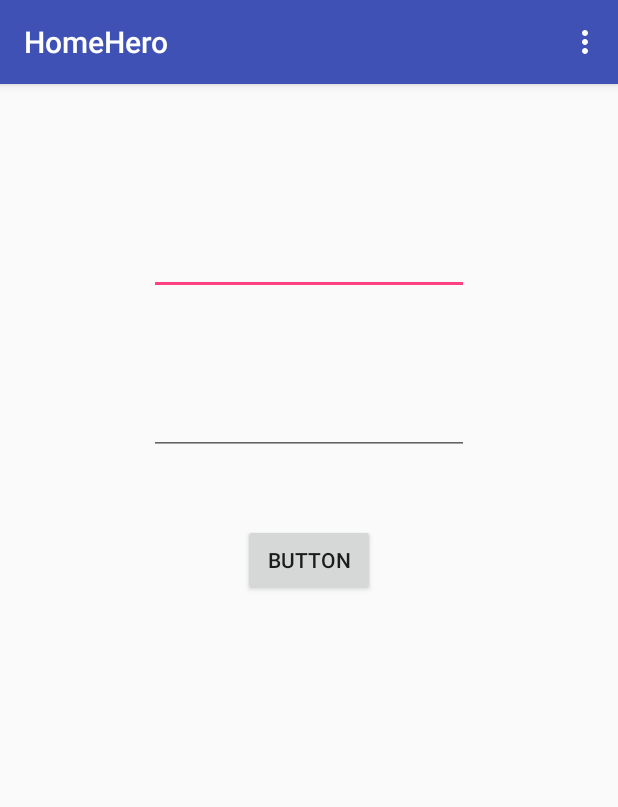
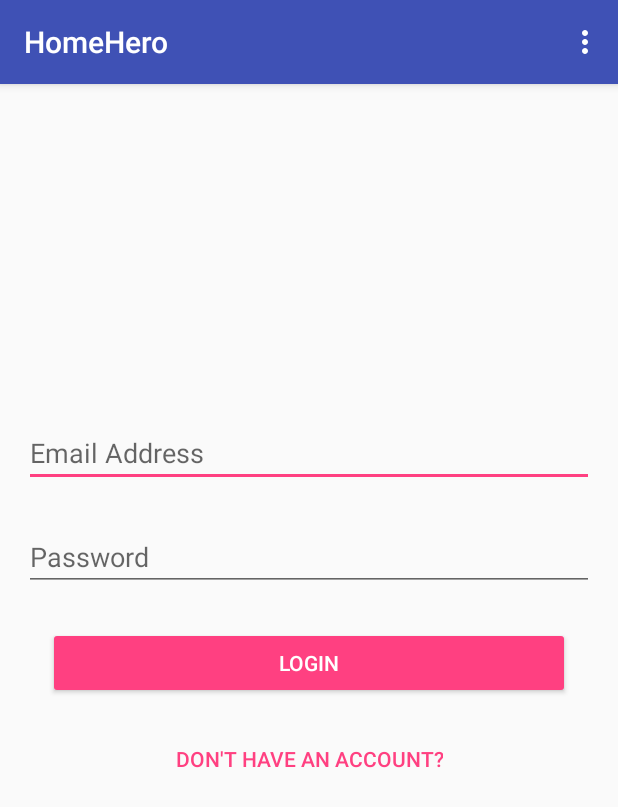
Before and after one commit to nathanielimeyer/homeHero, an Android app: the screen it shows after launch (LoginActivity), on a phone screen of 412 x 824 dp. Shown: the top 807 px of the screen. Run offline under Robolectric (Android 15) with nearby library versions, the phone set to English and light mode, and no system bars; our stand-ins replace ButterKnife, Firebase (no records; nobody signed in at launch, a user with empty details on screens opened directly), RxJava; libraries missing offline, so code that uses them is left out: com.jakewharton.rxbinding2; 3 statements that could not run were skipped.

Commit message:
add firebase auth and setup sign in method in login presenter

```diff
--- a/app/build.gradle
+++ b/app/build.gradle
@@ -51,9 +51,8 @@ dependencies {
     compile 'com.squareup.okhttp3:logging-interceptor:3.8.1'
     compile 'com.google.code.gson:gson:2.8.1'
 
-    compile 'com.google.firebase:firebase-core:11.0.4'
-    compile 'com.google.firebase:firebase-auth:11.0.4'
+    implementation 'com.android.support:support-v4:26.0.0'
+    implementation 'com.google.firebase:firebase-auth:10.2.6'
+}
 
-    implementation 'com.android.support:support-v4:26.0.0'
-}
 apply plugin: 'com.google.gms.google-services'
--- a/app/src/main/java/com/jbnm/homehero/ui/login/LoginActivity.java
+++ b/app/src/main/java/com/jbnm/homehero/ui/login/LoginActivity.java
@@ -1,5 +1,7 @@
 package com.jbnm.homehero.ui.login;
 
+import android.content.Context;
+import android.content.Intent;
 import android.os.Bundle;
 import android.view.View;
 import android.widget.Button;
@@ -17,7 +19,13 @@ public class LoginActivity extends BaseActivity implements LoginContract.MvpView
     @BindView(R.id.loginEmailEditText) EditText emailEditText;
     @BindView(R.id.loginPasswordEditText) EditText passwordEditText;
     @BindView(R.id.loginButton) Button loginButton;
+    @BindView(R.id.signUpLinkButton) Button signUpLinkButton;
     private LoginContract.Presenter presenter;
+
+    public static Intent createIntent(Context context) {
+        Intent intent = new Intent(context, LoginActivity.class);
+        return intent;
+    }
 
     @Override
     protected void onCreate(Bundle savedInstanceState) {
@@ -31,6 +39,12 @@ public class LoginActivity extends BaseActivity implements LoginContract.MvpView
             @Override public void onClick(View view) {
                 presenter.handleLoginButtonClick(emailEditText.getText().toString().trim()
                         , passwordEditText.getText().toString().trim());
+            }
+        });
+
+        signUpLinkButton.setOnClickListener(new View.OnClickListener() {
+            @Override public void onClick(View view) {
+                presenter.handleSignUpLinkClick();
             }
         });
     }
@@ -80,4 +94,9 @@ public class LoginActivity extends BaseActivity implements LoginContract.MvpView
     public void hidePasswordError() {
         passwordEditText.setError(null);
     }
+
+    @Override
+    public void signUpIntent() {
+
+    }
 }
--- a/app/src/main/java/com/jbnm/homehero/ui/login/LoginContract.java
+++ b/app/src/main/java/com/jbnm/homehero/ui/login/LoginContract.java
@@ -13,6 +13,7 @@ public class LoginContract {
     interface Presenter extends BasePresenter {
         void init();
         void handleLoginButtonClick(String email, String password);
+        void handleSignUpLinkClick();
     }
     interface MvpView extends BaseMvpView {
         void enableLoginButton();
@@ -23,5 +24,6 @@ public class LoginContract {
         void hideEmailError();
         void showPasswordError();
         void hidePasswordError();
+        void signUpIntent();
     }
 }
--- a/app/src/main/java/com/jbnm/homehero/ui/login/LoginPresenter.java
+++ b/app/src/main/java/com/jbnm/homehero/ui/login/LoginPresenter.java
@@ -70,6 +70,11 @@ public class LoginPresenter implements LoginContract.Presenter {
         });
     }
 
+    @Override
+    public void handleSignUpLinkClick() {
+        mvpView.signUpIntent();
+    }
+
     private boolean validateEmail(String email) {
         if (Patterns.EMAIL_ADDRESS.matcher(email).matches()) {
             mvpView.hideEmailError();
@@ -91,6 +96,8 @@ public class LoginPresenter implements LoginContract.Presenter {
     }
 
     private void processError(Throwable e) {
-
+        mvpView.hideLoading();
+        e.printStackTrace();
+        mvpView.showError(e.getMessage());
     }
 }
--- a/app/src/main/res/layout/activity_login.xml
+++ b/app/src/main/res/layout/activity_login.xml
@@ -9,38 +9,61 @@
 
     <EditText
         android:id="@+id/loginEmailEditText"
-        android:layout_width="wrap_content"
+        style="@style/Widget.AppCompat.EditText"
+        android:layout_width="0dp"
         android:layout_height="wrap_content"
+        android:layout_marginEnd="16dp"
+        android:layout_marginStart="16dp"
+        android:layout_marginTop="16dp"
         android:ems="10"
+        android:hint="@string/hint_email_input"
         android:inputType="textEmailAddress"
-        tools:layout_editor_absoluteX="84dp"
-        tools:layout_editor_absoluteY="95dp"
+        app:layout_constraintEnd_toEndOf="parent"
+        app:layout_constraintStart_toStartOf="parent"
         app:layout_constraintTop_toTopOf="parent"
-        app:layout_constraintStart_toStartOf="parent"
-        android:layout_marginTop="95dp"
-        app:layout_constraintEnd_toEndOf="parent"/>
+        app:layout_constraintBottom_toBottomOf="parent"
+        android:layout_marginBottom="16dp"
+        app:layout_constraintVertical_bias="0.3"/>
 
     <EditText
         android:id="@+id/loginPasswordEditText"
-        android:layout_width="wrap_content"
+        style="@style/Widget.AppCompat.EditText"
+        android:layout_width="0dp"
         android:layout_height="wrap_content"
+        android:layout_marginEnd="0dp"
+        android:layout_marginStart="0dp"
+        android:layout_marginTop="24dp"
         android:ems="10"
+        android:hint="@string/hint_password_input"
         android:inputType="textPassword"
-        tools:layout_editor_absoluteX="84dp"
-        tools:layout_editor_absoluteY="202dp"
+        app:layout_constraintEnd_toEndOf="@+id/loginEmailEditText"
         app:layout_constraintStart_toStartOf="@+id/loginEmailEditText"
-        android:layout_marginTop="61dp"
         app:layout_constraintTop_toBottomOf="@+id/loginEmailEditText"/>
 
     <Button
         android:id="@+id/loginButton"
+        style="@style/Widget.AppCompat.Button.Colored"
+        android:layout_width="0dp"
+        android:layout_height="wrap_content"
+        android:layout_marginEnd="16dp"
+        android:layout_marginStart="16dp"
+        android:layout_marginTop="24dp"
+        android:text="@string/button_login"
+        app:layout_constraintEnd_toEndOf="@+id/loginPasswordEditText"
+        app:layout_constraintStart_toStartOf="@+id/loginPasswordEditText"
+        app:layout_constraintTop_toBottomOf="@+id/loginPasswordEditText"/>
+
+    <Button
+        android:id="@+id/signUpLinkButton"
+        style="@style/Widget.AppCompat.Button.Borderless.Colored"
         android:layout_width="wrap_content"
         android:layout_height="wrap_content"
-        android:layout_marginTop="46dp"
-        android:text="Button"
-        app:layout_constraintEnd_toEndOf="parent"
-        app:layout_constraintStart_toStartOf="parent"
-        app:layout_constraintTop_toBottomOf="@+id/loginPasswordEditText"
-        tools:layout_editor_absoluteX="148dp"
-        tools:layout_editor_absoluteY="294dp"/>
+        android:layout_marginEnd="16dp"
+        android:layout_marginTop="16dp"
+        android:text="@string/link_login_to_sign_up"
+        app:layout_constraintEnd_toEndOf="@+id/loginButton"
+        app:layout_constraintTop_toBottomOf="@+id/loginButton"
+        app:layout_constraintStart_toStartOf="@+id/loginButton"
+        android:layout_marginStart="16dp"/>
+
 </android.support.constraint.ConstraintLayout>
--- a/app/src/main/res/values/strings.xml
+++ b/app/src/main/res/values/strings.xml
@@ -28,5 +28,12 @@
 
     <string name="valid_email_error">Please enter a valid email</string>
     <string name="valid_password_error">Password must be at least 6 characters</string>
+    <string name="hint_email_input">Email Address</string>
+    <string name="hint_password_input">Password</string>
+    <string name="hint_password_confirm_input">Confirm Password</string>
+    <string name="button_login">Login</string>
+    <string name="button_sign_up">Sign Up</string>
+    <string name="link_login_to_sign_up">Don\'t have an account?</string>
+    <string name="link_sign_up_to_login">Already a member?</string>
 
 </resources>
--- a/build.gradle
+++ b/build.gradle
@@ -9,9 +9,9 @@ buildscript {
     dependencies {
         classpath 'com.android.tools.build:gradle:3.0.0-alpha8'
         classpath "org.jetbrains.kotlin:kotlin-gradle-plugin:$kotlin_version"
-        classpath 'com.google.gms:google-services:3.1.0'
         // NOTE: Do not place your application dependencies here; they belong
         // in the individual module build.gradle files
+        classpath 'com.google.gms:google-services:3.1.0'
     }
 }
 
```
